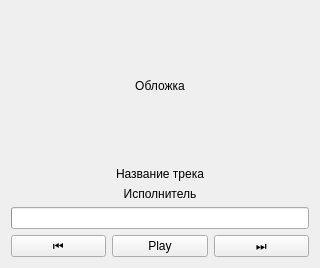
This is res/ui/PlayerWindow.ui in kelpi-e/Raspberry-Pi-player as Qt 5 draws it before an edit. The edited form follows.
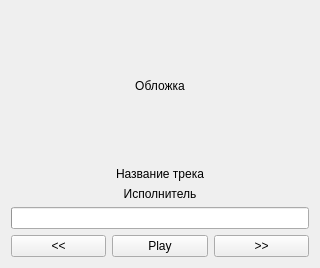
This is the edited form.

Diff of the .ui file:
```diff
--- a/res/ui/PlayerWindow.ui
+++ b/res/ui/PlayerWindow.ui
@@ -66,7 +66,7 @@
     <layout class="QHBoxLayout" name="hLay">
      <item>
       <widget class="QPushButton" name="btnPrev">
-       <property name="text"><string>⏮</string></property>
+       <property name="text"><string>&lt;&lt;</string></property>
       </widget>
      </item>
      <item>
@@ -76,7 +76,7 @@
      </item>
      <item>
       <widget class="QPushButton" name="btnNext">
-       <property name="text"><string>⏭</string></property>
+       <property name="text"><string>&gt;&gt;</string></property>
       </widget>
      </item>
     </layout>
```
